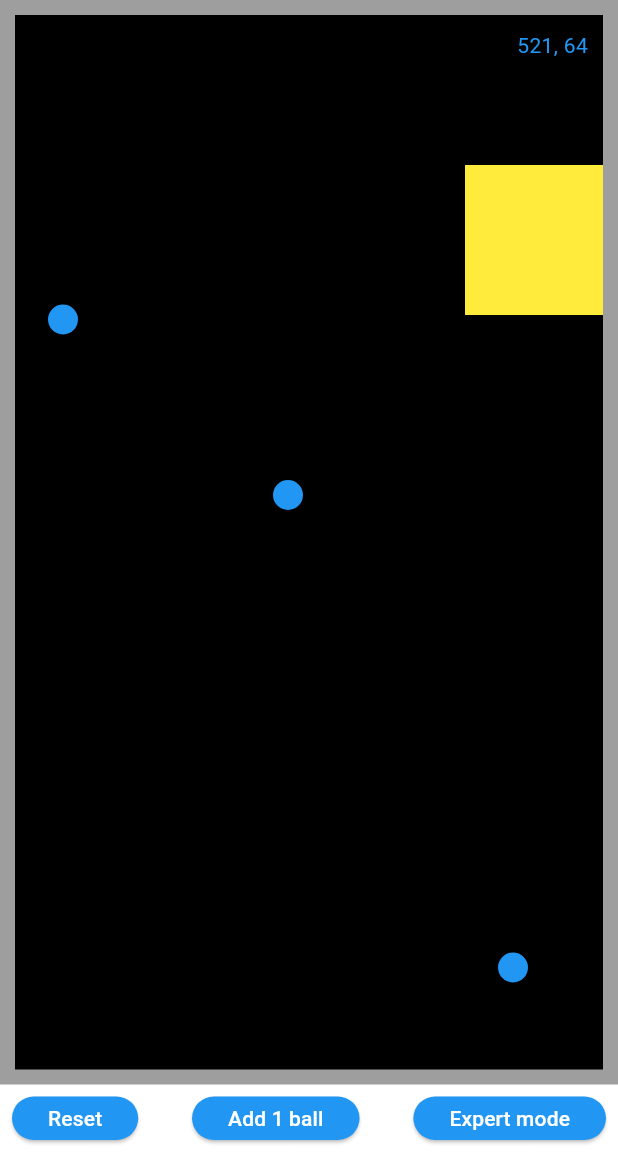
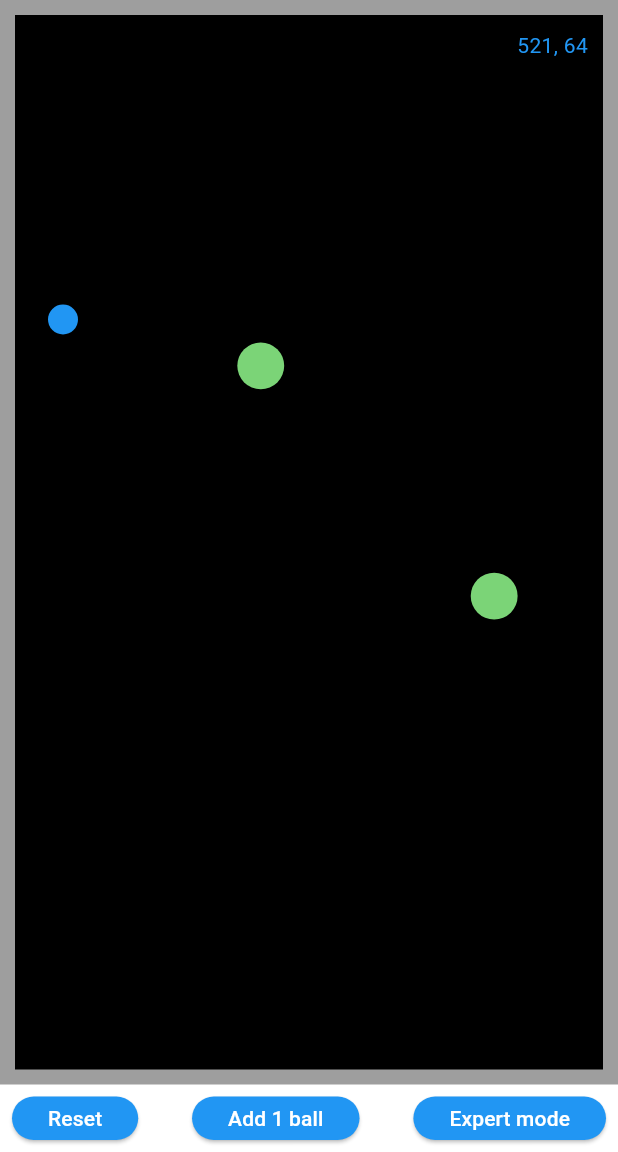
Before and after one commit to fdg2425/flying_balls, a Flutter app: the screen it shows after launch, item 2 of the bottom bar chosen, after a tap on "Add 1 ball", on a phone screen of 412 x 824 dp, the part 84-1236 px from its top. Run offline on Flutter 3.47's test engine with Material 3 defaults, Android fonts, the phone set to English and light mode, and no system bars.

Commit message:
randomize balls

```diff
--- a/lib/ball.dart
+++ b/lib/ball.dart
@@ -1,9 +1,26 @@
+import 'dart:math';
+
+import 'package:flutter/material.dart';
+
 class Ball {
   double left = 0;
   double top = 10;
   double speedX = 10;
   double speedY = 5;
   double diameter = 20;
+  Color color = Colors.blue;
+
+  Ball();
+
+  Ball.random() {
+    var random = Random();
+    top = 50 + 200 * random.nextDouble();
+    diameter = 2 + 40 * random.nextDouble();
+    speedX = 0.5 + 4 * random.nextDouble();
+    speedY = 0.5 + 4 * random.nextDouble();
+    color = Color.fromARGB(
+        255, random.nextInt(256), random.nextInt(256), random.nextInt(256));
+  }
 
   void move() {
     left += speedX;
--- a/lib/main.dart
+++ b/lib/main.dart
@@ -178,26 +178,26 @@ class _MyHomePageState extends State<MyHomePage> {
                             width: ball.diameter,
                             height: ball.diameter,
                             //color: Colors.green,
-                            decoration: const BoxDecoration(
+                            decoration: BoxDecoration(
                               shape: BoxShape.circle,
-                              color: Colors.blue, // Color of the circle
+                              color: ball.color, // Color of the circle
                             ),
                           )),
-                    Positioned(
-                        top: yellowTop,
-                        left: yellowLeft,
-                        child: GestureDetector(
-                          onPanUpdate: (details) {
-                            setState(() {
-                              yellowLeft += details.delta.dx;
-                              yellowTop += details.delta.dy;
-                            });
-                          },
-                          child: Container(
-                              width: yellowWidth,
-                              height: yellowHeight,
-                              color: Colors.yellow),
-                        )),
+                    // Positioned(
+                    //     top: yellowTop,
+                    //     left: yellowLeft,
+                    //     child: GestureDetector(
+                    //       onPanUpdate: (details) {
+                    //         setState(() {
+                    //           yellowLeft += details.delta.dx;
+                    //           yellowTop += details.delta.dy;
+                    //         });
+                    //       },
+                    //       child: Container(
+                    //           width: yellowWidth,
+                    //           height: yellowHeight,
+                    //           color: Colors.yellow),
+                    //     )),
                     Positioned(
                       top: 10,
                       right: 10,
@@ -236,7 +236,7 @@ class _MyHomePageState extends State<MyHomePage> {
                     ElevatedButton(
                         onPressed: () {
                           setState(() {
-                            balls.add(Ball());
+                            balls.add(Ball.random());
                           });
                         },
                         child: const Text("Add 1 ball")),
```
